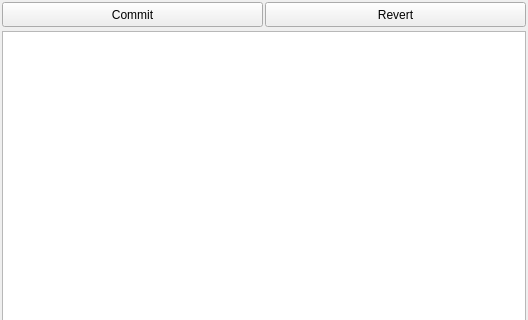
This is worldeditor/src/managers/settingsmanager/settingsbrowser.ui in thunder-engine/thunder as Qt 5 draws it before an edit; both pictures show x 0 to 528 and y 0 to 320 of the 528 by 600 pixel window. The edited form follows.
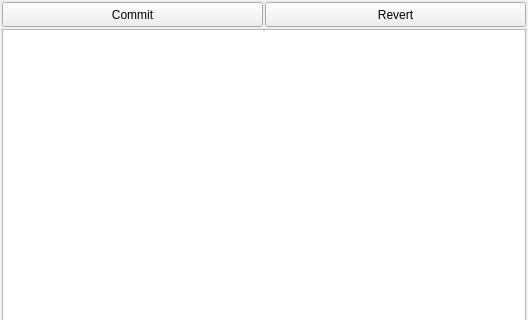
This is the edited form. Custom widgets are drawn as their Qt base class.

```diff
--- a/worldeditor/src/managers/settingsmanager/settingsbrowser.ui
+++ b/worldeditor/src/managers/settingsmanager/settingsbrowser.ui
@@ -95,7 +95,7 @@
       <number>2</number>
      </property>
      <property name="topMargin">
-      <number>2</number>
+      <number>0</number>
      </property>
      <property name="rightMargin">
       <number>2</number>
```
